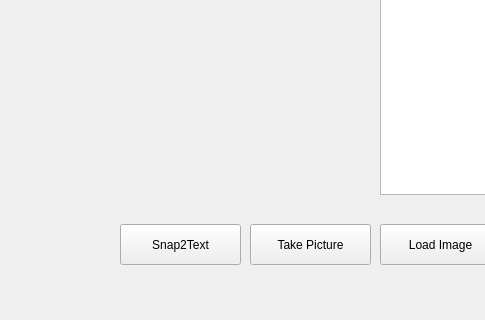
Qt form GUI/mainwindow.ui (hkl123/gui-in-progress) before a commit; both pictures show x 0 to 485 and y 243 to 563 of the 770 by 563 pixel window.
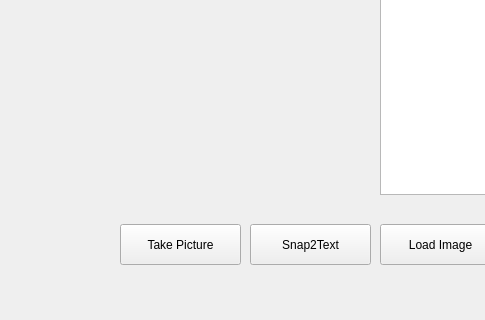
The same form after that commit.

Commit message: Changed Button Order

Diff of the .ui file:
```diff
--- a/GUI/mainwindow.ui
+++ b/GUI/mainwindow.ui
@@ -17,7 +17,7 @@
    <widget class="QPushButton" name="pushButton">
     <property name="geometry">
      <rect>
-      <x>120</x>
+      <x>250</x>
       <y>450</y>
       <width>121</width>
       <height>41</height>
@@ -30,7 +30,7 @@
    <widget class="QPushButton" name="pushButton_2">
     <property name="geometry">
      <rect>
-      <x>250</x>
+      <x>120</x>
       <y>450</y>
       <width>121</width>
       <height>41</height>
@@ -79,7 +79,7 @@
    <widget class="QWidget" name="view" native="true">
     <property name="geometry">
      <rect>
-      <x>39</x>
+      <x>40</x>
       <y>40</y>
       <width>331</width>
       <height>381</height>
```
